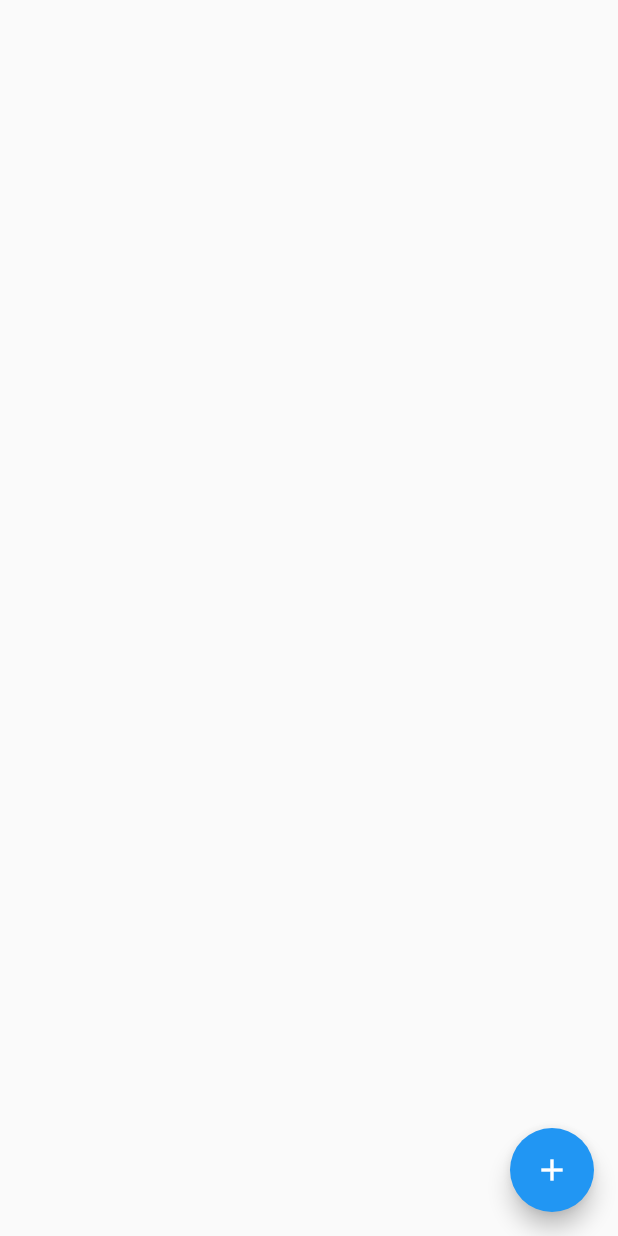
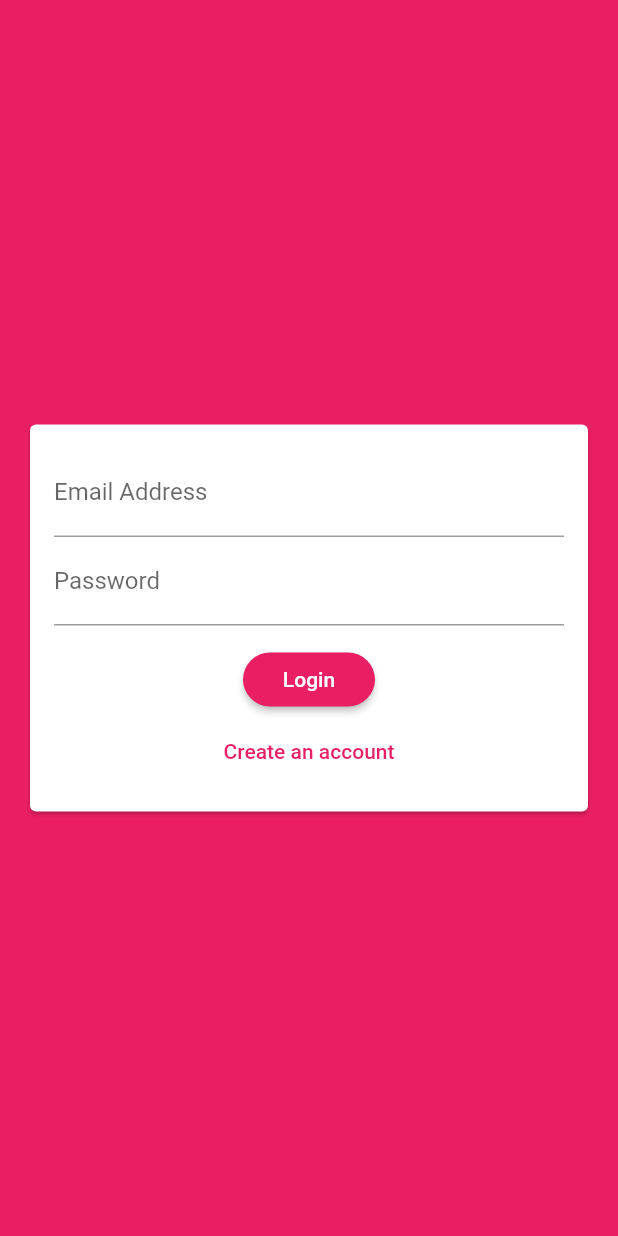
Before and after one commit to AlamKhalid/chat-app, a Flutter app: the screen it shows after launch, on a phone screen of 412 x 824 dp. Run offline on Flutter 3.47's test engine with Material 2 defaults, Android fonts, the phone set to English and light mode, and no system bars; our stand-ins replace cloud_firestore, firebase_auth, firebase_messaging, firebase_storage, image_picker; accounts and stored records are empty.

Commit message:
final commit

```diff
--- a/lib/main.dart
+++ b/lib/main.dart
@@ -1,6 +1,9 @@
 import 'package:flutter/material.dart';
+import 'package:firebase_auth/firebase_auth.dart';
 
 import './screens/chat_screen.dart';
+import './screens/auth_screen.dart';
+import './screens/splash_screen.dart';
 
 void main() {
   runApp(const MyApp());
@@ -14,9 +17,28 @@ class MyApp extends StatelessWidget {
     return MaterialApp(
       title: 'Chat App',
       theme: ThemeData(
-        primarySwatch: Colors.blue,
+        primarySwatch: Colors.pink,
+        backgroundColor: Colors.pink,
+        accentColor: Colors.deepPurple,
+        accentColorBrightness: Brightness.dark,
+        buttonTheme: ButtonTheme.of(context).copyWith(
+          buttonColor: Colors.pink,
+          textTheme: ButtonTextTheme.primary,
+          shape: RoundedRectangleBorder(
+            borderRadius: BorderRadius.circular(20),
+          ),
+        ),
       ),
-      home: ChatScreen(),
+      home: StreamBuilder(
+        stream: FirebaseAuth.instance.onAuthStateChanged,
+        builder: (ctx, userSnapshot) {
+          if (userSnapshot.connectionState == ConnectionState.waiting) {
+            return const SplashScreen();
+          }
+          if (userSnapshot.hasData) return ChatScreen();
+          return const AuthScreen();
+        },
+      ),
     );
   }
 }
--- a/lib/screens/auth_screen.dart
+++ b/lib/screens/auth_screen.dart
@@ -0,0 +1,88 @@
+import 'dart:io';
+
+import 'package:flutter/material.dart';
+import 'package:firebase_auth/firebase_auth.dart';
+import 'package:cloud_firestore/cloud_firestore.dart';
+import 'package:firebase_storage/firebase_storage.dart';
+import 'package:flutter/services.dart';
+
+import '../widgets/auth/auth_form.dart';
+
+class AuthScreen extends StatefulWidget {
+  const AuthScreen({Key? key}) : super(key: key);
+
+  @override
+  _AuthScreenState createState() => _AuthScreenState();
+}
+
+class _AuthScreenState extends State<AuthScreen> {
+  final _auth = FirebaseAuth.instance;
+  var _isLoading = false;
+
+  void _submitAuthForm(
+    String email,
+    String username,
+    String password,
+    File? image,
+    bool isLogin,
+    BuildContext context,
+  ) async {
+    AuthResult authResult;
+    try {
+      setState(() {
+        _isLoading = true;
+      });
+      if (isLogin) {
+        authResult = await _auth.signInWithEmailAndPassword(
+            email: email, password: password);
+      } else {
+        authResult = await _auth.createUserWithEmailAndPassword(
+            email: email, password: password);
+
+        final ref = FirebaseStorage.instance
+            .ref()
+            .child('user_image')
+            .child(authResult.user.uid + '.jpg');
+        await ref.putFile(image).onComplete;
+        final url = await ref.getDownloadURL();
+
+        await Firestore.instance
+            .collection('users')
+            .document(authResult.user.uid)
+            .setData({
+          'username': username,
+          'email': email,
+          'image_url': url,
+        });
+      }
+    } on PlatformException catch (err) {
+      var message = 'An error occured. Please check your credentials!';
+      if (err.message != null) {
+        message = err.message!;
+      }
+      ScaffoldMessenger.of(context).showSnackBar(SnackBar(
+        content: Text(message),
+        backgroundColor: Theme.of(context).errorColor,
+      ));
+      setState(() {
+        _isLoading = false;
+      });
+    } catch (err) {
+      print(err);
+      setState(() {
+        _isLoading = false;
+      });
+    }
+  }
+
+  @override
+  Widget build(BuildContext context) {
+    return Scaffold(
+      backgroundColor: Theme.of(context).primaryColor,
+      body: AuthForm(
+        submitFn: _submitAuthForm,
+        loading: _isLoading,
+      ),
+    );
+  }
+}
--- /dev/null
+++ b/lib/widgets/auth/auth_form.dart
@@ -0,0 +1,161 @@
+import 'dart:io';
+import 'package:flutter/material.dart';
+
+import '../pickers/user_image_picker.dart';
+
+class AuthForm extends StatefulWidget {
+  final void Function(
+    String email,
+    String username,
+    String password,
+    File? image,
+    bool isLogin,
+    BuildContext context,
+  ) submitFn;
+  final bool loading;
+
+  const AuthForm({Key? key, required this.submitFn, required this.loading})
+      : super(key: key);
+
+  @override
+  _AuthFormState createState() => _AuthFormState();
+}
+
+class _AuthFormState extends State<AuthForm> {
+  final _formKey = GlobalKey<FormState>();
+  var _isLogin = true;
+  var _userEmail = '';
+  var _userName = '';
+  var _userPassword = '';
+  File? _userImage;
+
+  void _trySubmit(BuildContext context) {
+    final isValid = _formKey.currentState?.validate();
+    FocusScope.of(context).unfocus();
+    if (_userImage == null && !_isLogin) {
+      ScaffoldMessenger.of(context).showSnackBar(SnackBar(
+        content: const Text(
+          'Please pick an image',
+          textAlign: TextAlign.center,
+        ),
+        backgroundColor: Theme.of(context).errorColor,
+      ));
+      return;
+    }
+    if (isValid!) {
+      _formKey.currentState?.save();
+      widget.submitFn(
+        _userEmail.trim(),
+        _userName.trim(),
+        _userPassword.trim(),
+        _userImage,
+        _isLogin,
+        context,
+      );
+    }
+  }
+
+  void _pickedImage(File image) {
+    _userImage = image;
+  }
+
+  @override
+  Widget build(BuildContext context) {
+    return Center(
+        child: Card(
+      margin: const EdgeInsets.all(20),
+      child: SingleChildScrollView(
+        child: Padding(
+          padding: const EdgeInsets.all(16),
+          child: Form(
+            key: _formKey,
+            child: Column(
+              mainAxisSize: MainAxisSize.min,
+              children: [
+                if (!_isLogin)
+                  UserImagePicker(
+                    imagePickFn: _pickedImage,
+                  ),
+                TextFormField(
+                  key: const ValueKey('email'),
+                  autocorrect: false,
+                  textCapitalization: TextCapitalization.none,
+                  enableSuggestions: false,
+                  keyboardType: TextInputType.emailAddress,
+                  decoration: const InputDecoration(
+                    labelText: 'Email Address',
+                  ),
+                  validator: (value) {
+                    if (value!.isEmpty || !value.contains('@')) {
+                      return 'Please enter a valid email address';
+                    }
+                    return null;
+                  },
+                  onSaved: (value) {
+                    _userEmail = value!;
+                  },
+                ),
+                if (!_isLogin)
+                  TextFormField(
+                    key: const ValueKey('username'),
+                    textCapitalization: TextCapitalization.words,
+                    autocorrect: true,
+                    enableSuggestions: false,
+                    decoration: const InputDecoration(
+                      labelText: 'Username',
+                    ),
+                    validator: (value) {
+                      if (value!.isEmpty || value.length < 4) {
+                        return 'Please enter atleast 4 characters';
+                      }
+                      return null;
+                    },
+                    onSaved: (value) {
+                      _userName = value!;
+                    },
+                  ),
+                TextFormField(
+                  key: const ValueKey('password'),
+                  decoration: const InputDecoration(
+                    labelText: 'Password',
+                  ),
+                  obscureText: true,
+                  validator: (value) {
+                    if (value!.isEmpty || value.length < 7) {
+                      return 'Password must be atleast 7 characters long';
+                    }
+                    return null;
+                  },
+                  onSaved: (value) {
+                    _userPassword = value!;
+                  },
+                ),
+                const SizedBox(
+                  height: 12,
+                ),
+                if (widget.loading) const CircularProgressIndicator(),
+                if (!widget.loading)
+                  RaisedButton(
+                    onPressed: () => _trySubmit(context),
+                    child: Text(_isLogin ? 'Login' : 'Signup'),
+                  ),
+                if (!widget.loading)
+                  FlatButton(
+                    textColor: Theme.of(context).primaryColor,
+                    onPressed: () {
+                      setState(() {
+                        _isLogin = !_isLogin;
+                      });
+                    },
+                    child: Text(_isLogin
+                        ? 'Create an account'
+                        : 'I already have an account'),
+                  ),
+              ],
+            ),
+          ),
+        ),
+      ),
+    ));
+  }
+}
--- a/pubspec.yaml
+++ b/pubspec.yaml
@@ -34,6 +34,10 @@ dependencies:
   # Use with the CupertinoIcons class for iOS style icons.
   cupertino_icons: ^1.0.2
   cloud_firestore: ^0.13.5
+  firebase_auth: ^0.16.0
+  image_picker: ^0.6.5+3
+  firebase_storage: ^3.1.5
+  firebase_messaging: ^6.0.13
 
 dev_dependencies:
   flutter_test:
```
Also changed, not shown: lib/screens/chat_screen.dart (+62 -27 lines), lib/screens/splash_screen.dart (added, +14 -0 lines), lib/widgets/chat/message_bubble.dart (added, +94 -0 lines), lib/widgets/chat/messages.dart (added, +45 -0 lines), lib/widgets/chat/new_message.dart (added, +63 -0 lines), lib/widgets/pickers/user_image_picker.dart (added, +52 -0 lines), firebase.json (added), pubspec.lock, 7 other files.
